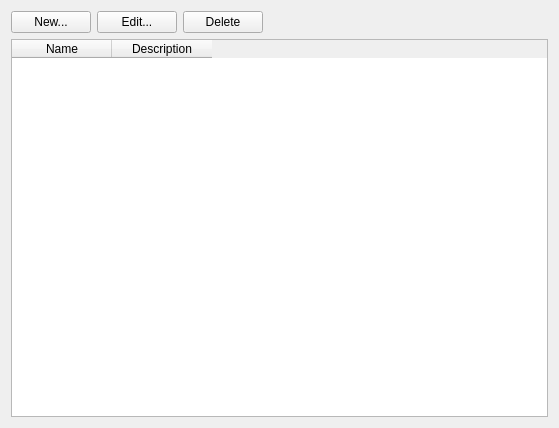
Old version of the form Widgets/WdgLines.ui in the repository ma7t3/ScheduleMaster.
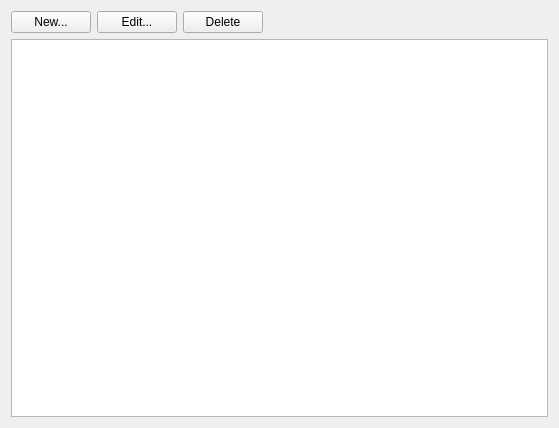
New version of the form.

Commit message: implemented LineTableModel

What changed in the file:
```diff
--- a/Widgets/WdgLines.ui
+++ b/Widgets/WdgLines.ui
@@ -53,7 +53,7 @@
     </layout>
    </item>
    <item>
-    <widget class="QTableWidget" name="twLines">
+    <widget class="QTableView" name="twLines">
      <property name="horizontalScrollBarPolicy">
       <enum>Qt::ScrollBarAlwaysOff</enum>
      </property>
@@ -63,16 +63,9 @@
      <property name="selectionBehavior">
       <enum>QAbstractItemView::SelectRows</enum>
      </property>
-     <column>
-      <property name="text">
-       <string>Name</string>
-      </property>
-     </column>
-     <column>
-      <property name="text">
-       <string>Description</string>
-      </property>
-     </column>
+     <attribute name="verticalHeaderVisible">
+      <bool>false</bool>
+     </attribute>
     </widget>
    </item>
   </layout>
```
The commit also changes 8 other files.
